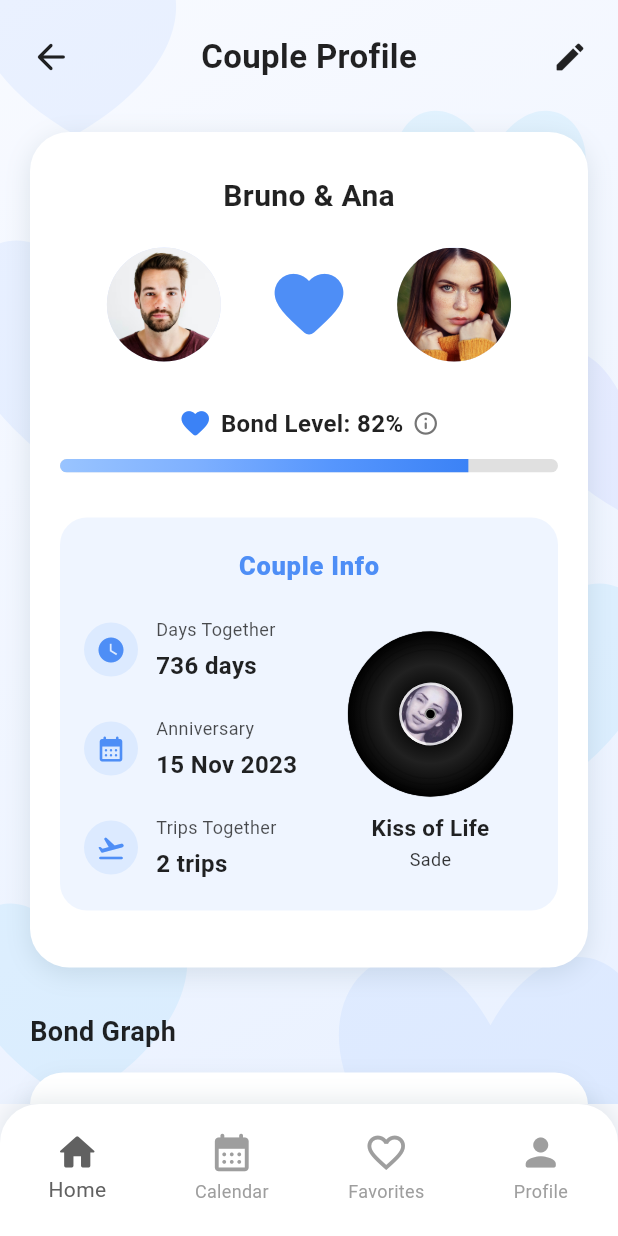
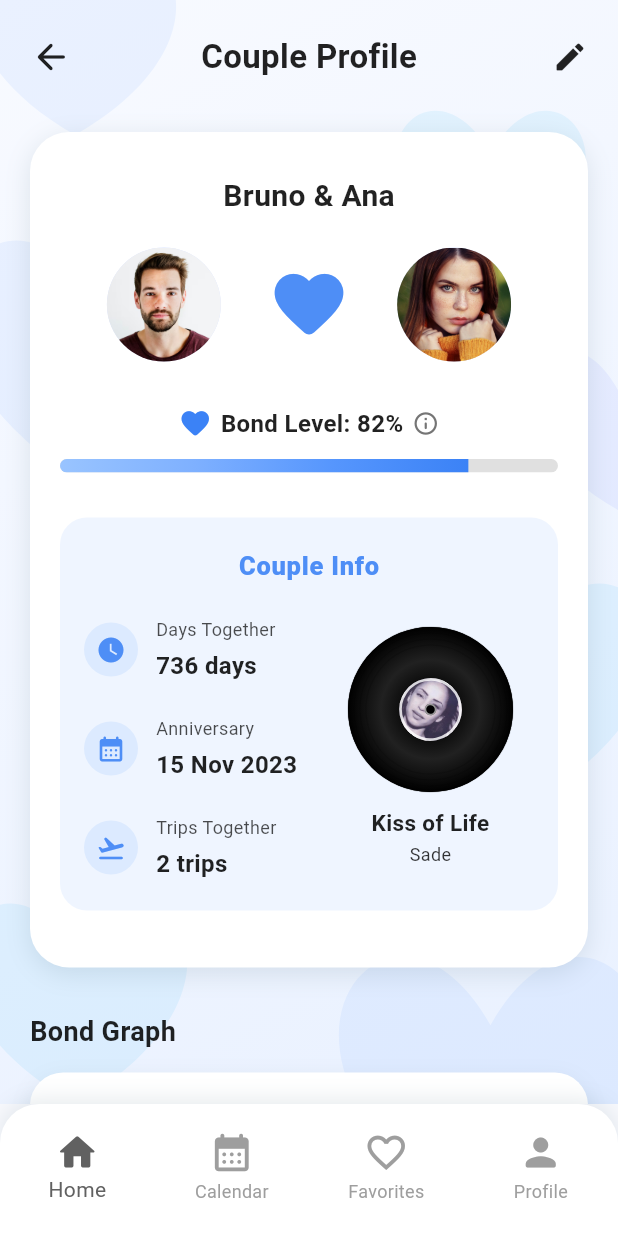
Before and after one commit to Tomasalexpt30/IPM_Bonded, a Flutter app: the CoupleProfilePage screen opened directly, on a phone screen of 412 x 824 dp. Run offline on Flutter 3.47's test engine with Material 3 defaults, Android fonts, the light colour scheme and no system bars; our stand-ins replace fl_chart; Roboto replaces fonts that are missing (Poppins).

Commit message:
Bonded APP Version 9.1.1
- Couple Profile - Padding fixed

```diff
--- a/lib/pages/profiles/couple/sections/couple_profile_info.dart
+++ b/lib/pages/profiles/couple/sections/couple_profile_info.dart
@@ -211,7 +211,7 @@ class _CoupleProfileInfoState extends State<CoupleProfileInfo>
 
                         Flexible(
                           child: Padding(
-                            padding: const EdgeInsets.only(top: 10),
+                            padding: const EdgeInsets.only(top: 7),
                             child: Column(
                               children: [
                                 AnimatedBuilder(
```
